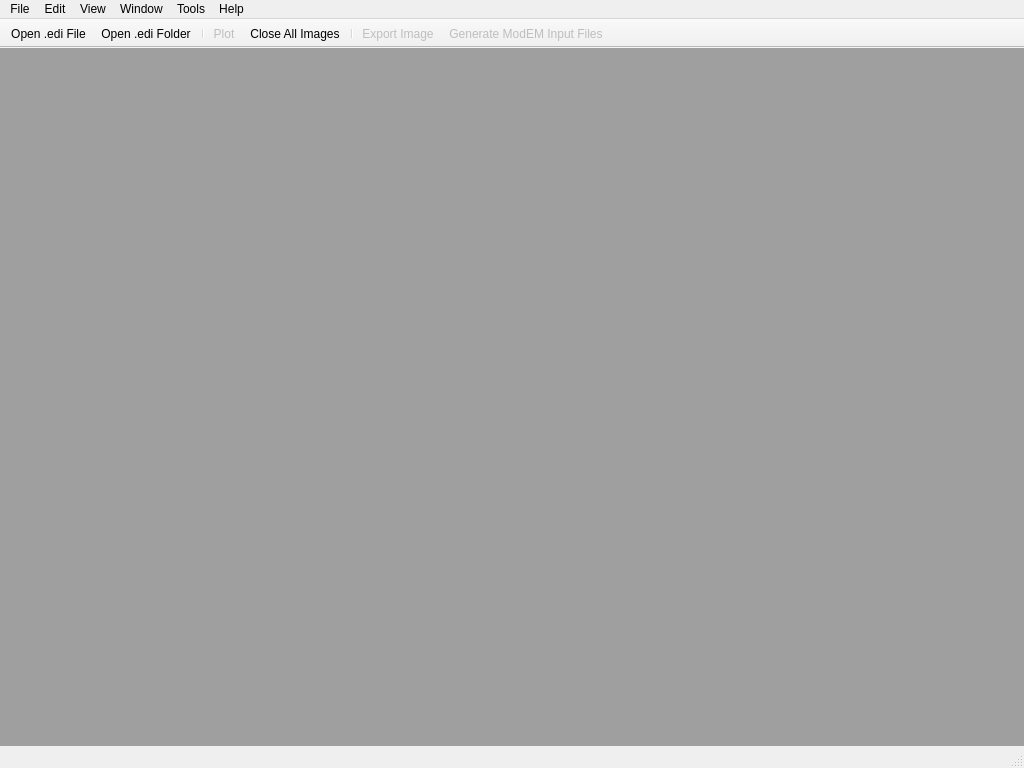
Old version of the form mtpy/gui/SmartMT/ui_asset/main_window.ui in the repository MTgeophysics/mtpy.
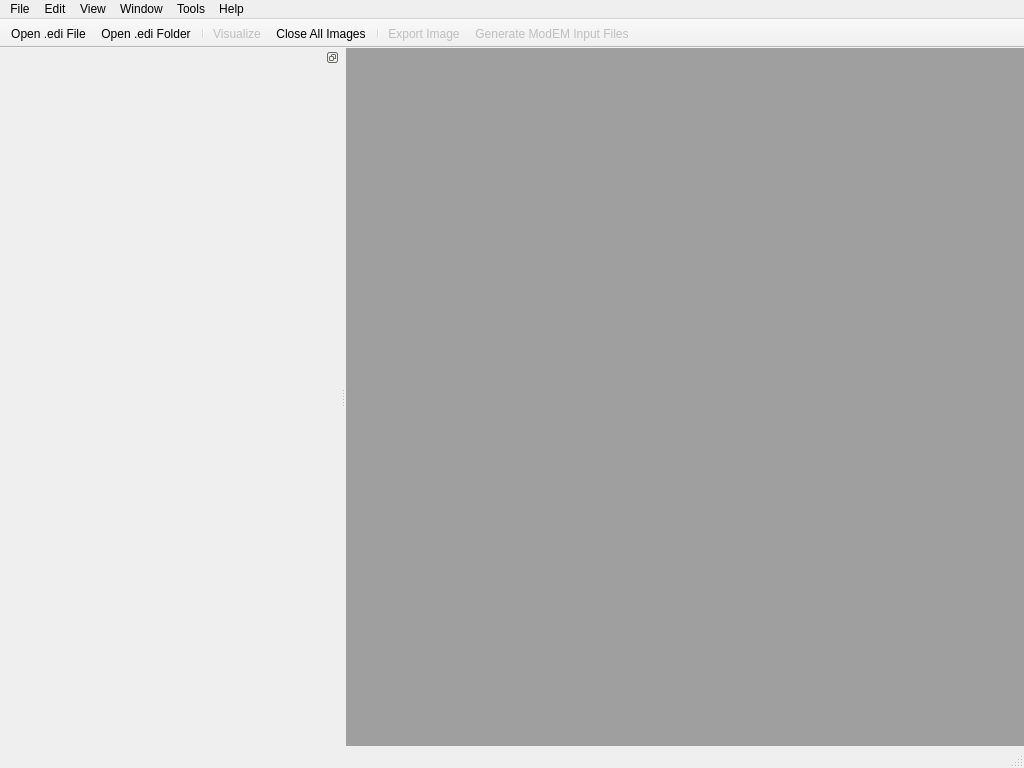
New version of the form. Icons and pictures are not drawn.

Patch:
```diff
--- a/mtpy/gui/SmartMT/ui_asset/main_window.ui
+++ b/mtpy/gui/SmartMT/ui_asset/main_window.ui
@@ -172,6 +172,49 @@
    <addaction name="actionExport"/>
    <addaction name="actionExport_ModEM_Data"/>
   </widget>
+  <widget class="QDockWidget" name="dockWidget">
+   <property name="minimumSize">
+    <size>
+     <width>340</width>
+     <height>38</height>
+    </size>
+   </property>
+   <property name="features">
+    <set>QDockWidget::DockWidgetFloatable|QDockWidget::DockWidgetMovable</set>
+   </property>
+   <property name="allowedAreas">
+    <set>Qt::LeftDockWidgetArea|Qt::RightDockWidgetArea</set>
+   </property>
+   <attribute name="dockWidgetArea">
+    <number>1</number>
+   </attribute>
+   <widget class="QWidget" name="dockWidgetContents">
+    <layout class="QVBoxLayout" name="verticalLayout">
+     <property name="spacing">
+      <number>0</number>
+     </property>
+     <property name="leftMargin">
+      <number>0</number>
+     </property>
+     <property name="topMargin">
+      <number>0</number>
+     </property>
+     <property name="rightMargin">
+      <number>0</number>
+     </property>
+     <property name="bottomMargin">
+      <number>0</number>
+     </property>
+     <item>
+      <widget class="QStackedWidget" name="stackedWidget">
+       <property name="frameShape">
+        <enum>QFrame::NoFrame</enum>
+       </property>
+      </widget>
+     </item>
+    </layout>
+   </widget>
+  </widget>
   <action name="actionNew_Project">
    <property name="text">
     <string>New Project...</string>
@@ -299,7 +342,10 @@
      <normaloff>:/Tango/plot</normaloff>:/Tango/plot</iconset>
    </property>
    <property name="text">
-    <string>Plot...</string>
+    <string>Visualize...</string>
+   </property>
+   <property name="toolTip">
+    <string>Visualize the selected station data</string>
    </property>
   </action>
   <action name="actionShow_Station_Summary">
```
